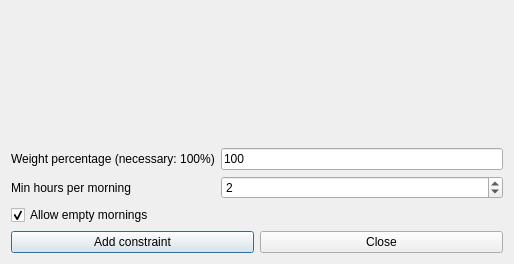
Before: the Qt Designer form fet/src/interface/addconstraintteachersminhourspermorningform_template.ui in vonmecheln/fet, drawn with Qt 5.
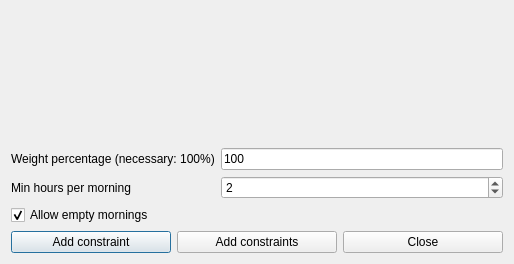
After: the same form once the commit is applied.

```diff
--- a/fet/src/interface/addconstraintteachersminhourspermorningform_template.ui
+++ b/fet/src/interface/addconstraintteachersminhourspermorningform_template.ui
@@ -66,6 +66,13 @@
        </property>
       </widget>
      </item>
+     <item>
+      <widget class="QPushButton" name="addConstraintsPushButton">
+       <property name="text">
+        <string>Add constraints</string>
+       </property>
+      </widget>
+     </item>
      <item>
       <widget class="QPushButton" name="closePushButton">
        <property name="text">
```
